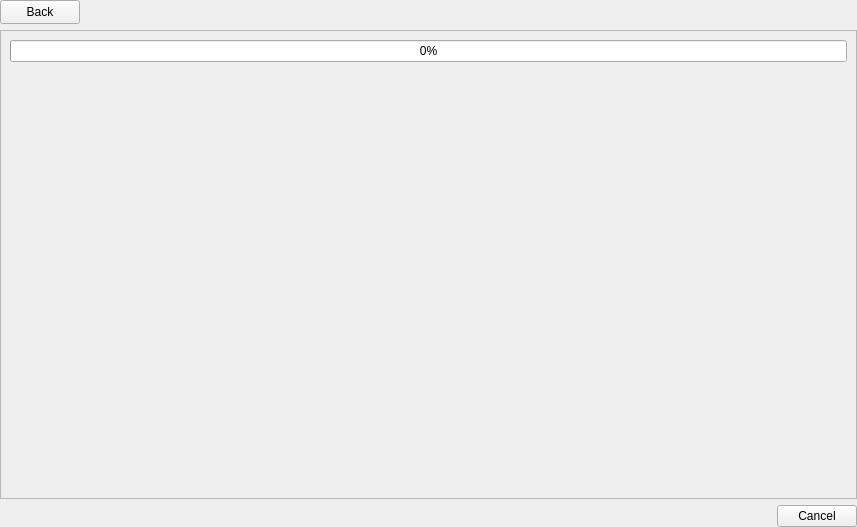
brainstream/OPL-PC-Tools, file src/OplPcTools/UI/IsoRestorerActivity.ui: the form before one commit.
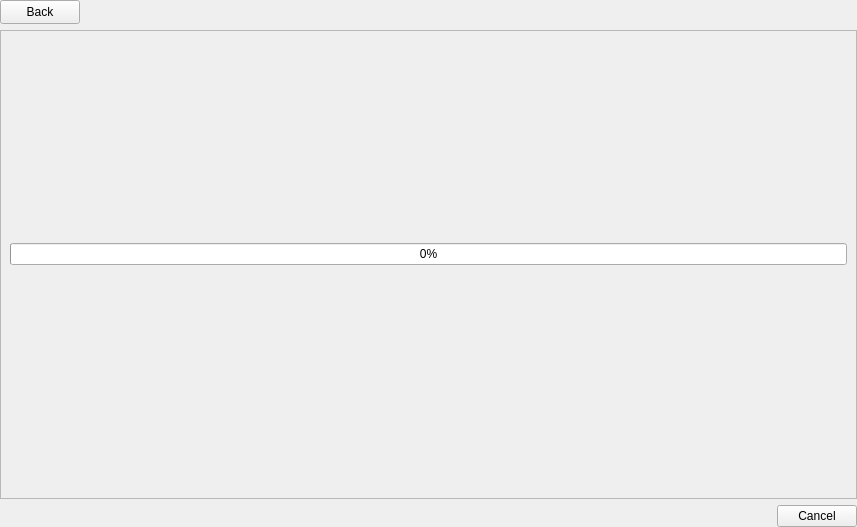
The form after the commit. Icons and pictures are not drawn.

The edit to the form file:
```diff
--- a/src/OplPcTools/UI/IsoRestorerActivity.ui
+++ b/src/OplPcTools/UI/IsoRestorerActivity.ui
@@ -82,6 +82,19 @@
       <enum>QFrame::Sunken</enum>
      </property>
      <layout class="QVBoxLayout" name="verticalLayout_2">
+      <item>
+       <spacer name="mp_spacer_2">
+        <property name="orientation">
+         <enum>Qt::Vertical</enum>
+        </property>
+        <property name="sizeHint" stdset="0">
+         <size>
+          <width>20</width>
+          <height>386</height>
+         </size>
+        </property>
+       </spacer>
+      </item>
       <item>
        <widget class="QProgressBar" name="mp_progress_bar">
         <property name="value">
```
Left out of the diff: 1 changed line with no effect on the pictures.
